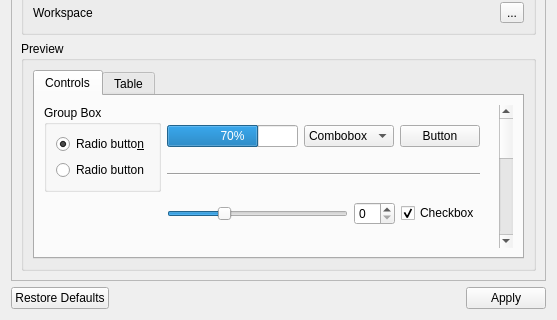
Qt form alphaplot/src/ui/GeneralAppreanceSettings.ui (narunlifescience/AlphaPlot) before a commit; both pictures show x 0 to 557 and y 178 to 498 of the 557 by 498 pixel window.
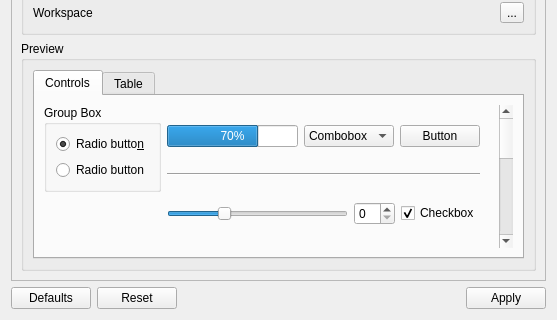
The same form after that commit.

What changed in the file:
```diff
--- a/alphaplot/src/ui/GeneralAppreanceSettings.ui
+++ b/alphaplot/src/ui/GeneralAppreanceSettings.ui
@@ -460,7 +460,14 @@
      <item>
       <widget class="QPushButton" name="defaultsPushButton">
        <property name="text">
-        <string>Restore Defaults</string>
+        <string>Defaults</string>
+       </property>
+      </widget>
+     </item>
+     <item>
+      <widget class="QPushButton" name="resetPushButton">
+       <property name="text">
+        <string>Reset</string>
        </property>
       </widget>
      </item>
```
